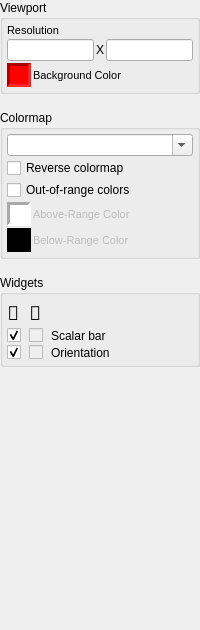
Above: src/zoo/ui/controlpane_visuals.ui from CMSM-VCU/zoo before the change. Below: the same form after it.
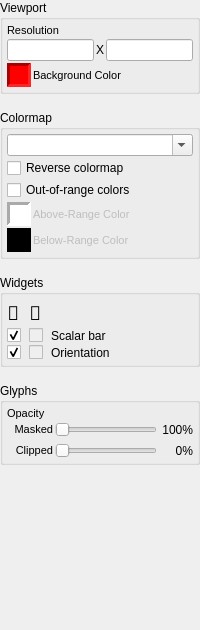
That is the form after the change.

Commit message: Implement mask and clip opacity control

```diff
--- a/src/zoo/ui/controlpane_visuals.ui
+++ b/src/zoo/ui/controlpane_visuals.ui
@@ -454,6 +454,200 @@
        </layout>
       </widget>
      </item>
+     <item>
+      <spacer name="verticalSpacer_9">
+       <property name="orientation">
+        <enum>Qt::Vertical</enum>
+       </property>
+       <property name="sizeType">
+        <enum>QSizePolicy::Maximum</enum>
+       </property>
+       <property name="sizeHint" stdset="0">
+        <size>
+         <width>20</width>
+         <height>10</height>
+        </size>
+       </property>
+      </spacer>
+     </item>
+     <item>
+      <widget class="QGroupBox" name="glyphsGroup">
+       <property name="enabled">
+        <bool>true</bool>
+       </property>
+       <property name="title">
+        <string>Glyphs</string>
+       </property>
+       <layout class="QVBoxLayout" name="verticalLayout_7">
+        <property name="spacing">
+         <number>2</number>
+        </property>
+        <property name="leftMargin">
+         <number>4</number>
+        </property>
+        <property name="topMargin">
+         <number>4</number>
+        </property>
+        <property name="rightMargin">
+         <number>4</number>
+        </property>
+        <property name="bottomMargin">
+         <number>4</number>
+        </property>
+        <item>
+         <widget class="QLabel" name="colorLabel">
+          <property name="font">
+           <font>
+            <pointsize>8</pointsize>
+           </font>
+          </property>
+          <property name="text">
+           <string>Opacity</string>
+          </property>
+         </widget>
+        </item>
+        <item>
+         <widget class="QFrame" name="">
+          <property name="toolTip">
+           <string>Clipped opacity overrides masked opacity</string>
+          </property>
+          <layout class="QGridLayout" name="gridLayout_4">
+           <property name="leftMargin">
+            <number>0</number>
+           </property>
+           <property name="topMargin">
+            <number>0</number>
+           </property>
+           <property name="rightMargin">
+            <number>0</number>
+           </property>
+           <property name="bottomMargin">
+            <number>0</number>
+           </property>
+           <property name="horizontalSpacing">
+            <number>2</number>
+           </property>
+           <item row="1" column="0">
+            <widget class="QLabel" name="orientationLabel_2">
+             <property name="sizePolicy">
+              <sizepolicy hsizetype="Preferred" vsizetype="Preferred">
+               <horstretch>4</horstretch>
+               <verstretch>0</verstretch>
+              </sizepolicy>
+             </property>
+             <property name="font">
+              <font>
+               <pointsize>8</pointsize>
+              </font>
+             </property>
+             <property name="text">
+              <string>&lt;html&gt;&lt;head/&gt;&lt;body&gt;&lt;p align=&quot;right&quot;&gt;Clipped&lt;/p&gt;&lt;/body&gt;&lt;/html&gt;</string>
+             </property>
+            </widget>
+           </item>
+           <item row="0" column="0">
+            <widget class="QLabel" name="scalarbarLabel_2">
+             <property name="sizePolicy">
+              <sizepolicy hsizetype="Preferred" vsizetype="Preferred">
+               <horstretch>4</horstretch>
+               <verstretch>0</verstretch>
+              </sizepolicy>
+             </property>
+             <property name="font">
+              <font>
+               <pointsize>8</pointsize>
+              </font>
+             </property>
+             <property name="text">
+              <string>&lt;html&gt;&lt;head/&gt;&lt;body&gt;&lt;p align=&quot;right&quot;&gt;Masked&lt;/p&gt;&lt;/body&gt;&lt;/html&gt;</string>
+             </property>
+            </widget>
+           </item>
+           <item row="1" column="1">
+            <widget class="QSlider" name="clipopacitySlider">
+             <property name="sizePolicy">
+              <sizepolicy hsizetype="Preferred" vsizetype="Fixed">
+               <horstretch>9</horstretch>
+               <verstretch>0</verstretch>
+              </sizepolicy>
+             </property>
+             <property name="maximum">
+              <number>20</number>
+             </property>
+             <property name="singleStep">
+              <number>1</number>
+             </property>
+             <property name="pageStep">
+              <number>4</number>
+             </property>
+             <property name="orientation">
+              <enum>Qt::Horizontal</enum>
+             </property>
+            </widget>
+           </item>
+           <item row="0" column="2">
+            <widget class="QLabel" name="maskopacityvalueLabel">
+             <property name="sizePolicy">
+              <sizepolicy hsizetype="Preferred" vsizetype="Preferred">
+               <horstretch>3</horstretch>
+               <verstretch>0</verstretch>
+              </sizepolicy>
+             </property>
+             <property name="text">
+              <string>100%</string>
+             </property>
+             <property name="alignment">
+              <set>Qt::AlignRight|Qt::AlignTrailing|Qt::AlignVCenter</set>
+             </property>
+            </widget>
+           </item>
+           <item row="0" column="1">
+            <widget class="QSlider" name="maskopacitySlider">
+             <property name="sizePolicy">
+              <sizepolicy hsizetype="Preferred" vsizetype="Fixed">
+               <horstretch>9</horstretch>
+               <verstretch>0</verstretch>
+              </sizepolicy>
+             </property>
+             <property name="mouseTracking">
+              <bool>false</bool>
+             </property>
+             <property name="maximum">
+              <number>20</number>
+             </property>
+             <property name="singleStep">
+              <number>1</number>
+             </property>
+             <property name="pageStep">
+              <number>4</number>
+             </property>
+             <property name="orientation">
+              <enum>Qt::Horizontal</enum>
+             </property>
+            </widget>
+           </item>
+           <item row="1" column="2">
+            <widget class="QLabel" name="clipopacityvalueLabel">
+             <property name="sizePolicy">
+              <sizepolicy hsizetype="Preferred" vsizetype="Preferred">
+               <horstretch>3</horstretch>
+               <verstretch>0</verstretch>
+              </sizepolicy>
+             </property>
+             <property name="text">
+              <string>0%</string>
+             </property>
+             <property name="alignment">
+              <set>Qt::AlignRight|Qt::AlignTrailing|Qt::AlignVCenter</set>
+             </property>
+            </widget>
+           </item>
+          </layout>
+         </widget>
+        </item>
+       </layout>
+      </widget>
+     </item>
      <item>
       <spacer name="verticalSpacer">
        <property name="orientation">
```
The commit also changes 5 other files.
